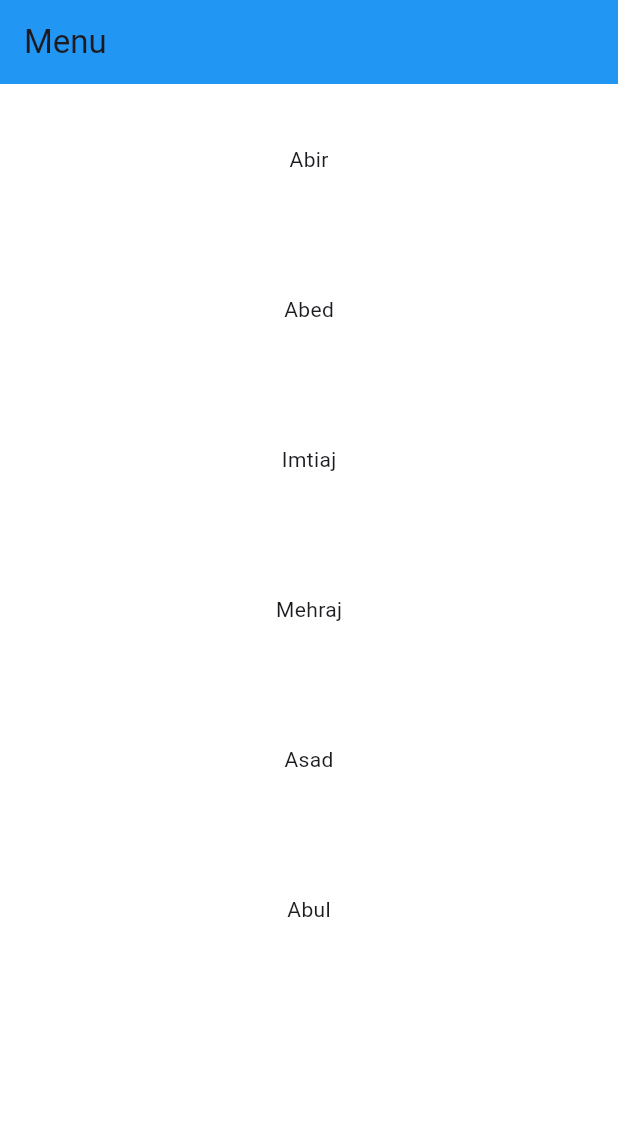
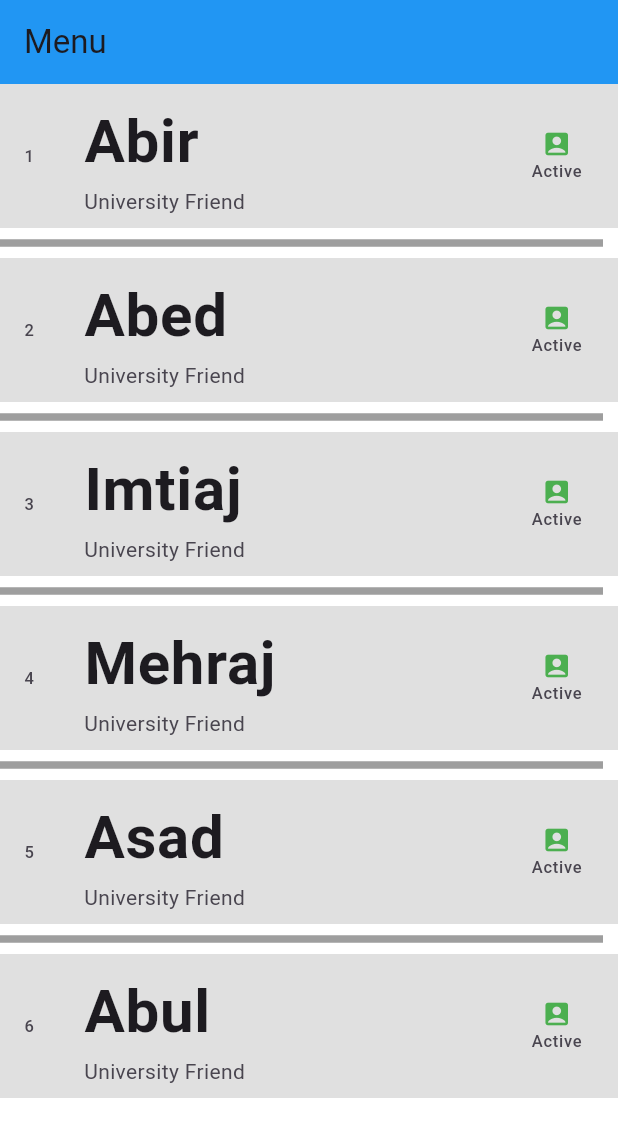
Before and after one commit to M-Yousuf-Nabi/app1-practice, a Flutter app: the screen it shows after launch, on a phone screen of 412 x 824 dp. Shown: the top 1137 px of the screen. Run offline on Flutter 3.47's test engine with Material 3 defaults, Android fonts, the phone set to English and light mode, and no system bars.

Commit message:
Module 8-02  Done

```diff
--- a/lib/main.dart
+++ b/lib/main.dart
@@ -33,6 +33,8 @@ class _HomeState extends State<Home> {
     "Abul",
   ];
 
+  get child => null;
+
   @override
   Widget build(BuildContext context) {
     return Scaffold(
@@ -41,19 +43,64 @@ class _HomeState extends State<Home> {
           title: Text("Menu"),
           backgroundColor: Colors.blue,
         ),
-      body: ListView.builder(
+        body: ListView.separated(
           //scrollDirection: Axis.horizontal,
           itemCount: FriendList.length,
-        itemBuilder: (context, index){
-          return SizedBox(
-            width: 100,
-            height: 100,
-            child: Center(
-              child: Text(FriendList[index]),
-            )
+          itemBuilder: (context, index) {
+            return ListTile(
+              title: Text(
+                FriendList[index],
+                style: TextStyle(
+                  fontSize: 40,
+                  fontWeight: FontWeight.bold,
+                ),
+              ),
+              subtitle: Text("University Friend"),
+              trailing: Column(
+                mainAxisAlignment: MainAxisAlignment.center,
+                children: [
+                  Icon(
+                    Icons.account_box,
+                    color: Colors.green,
+                    size: 20,
+                  ),
+                  Text("Active"),
+                ],
+              ),
+              leading: Text((index + 1).toString()),
+              onTap: () {
+                print("${index + 1} item tapped");
+              },
+              tileColor: Colors.black12,
             );
           },
-      ),
+          separatorBuilder: (context, index) {
+            return Divider(
+              height: 20,
+              color: Colors.grey,
+              thickness: 5,
+              endIndent: 10,
+            );
+          },
+        )
+        // body: GridView.builder(
+        //   gridDelegate: SliverGridDelegateWithFixedCrossAxisCount(
+        //     crossAxisCount: 3,
+        //     crossAxisSpacing: 10,
+        //     mainAxisSpacing: 5,
+        //     childAspectRatio: 1,
+        //   ),
+        //   itemCount: FriendList.length,
+        //   itemBuilder: (context, index) {
+        //     return SizedBox(
+        //         width: 100,
+        //         height: 100,
+        //         child: Center(
+        //           child: Text(FriendList[index]),
+        //         ));
+        //   },
+        //
+        // ),
         );
   }
 }
```
Lines whose indentation alone changed are shown as unchanged.
